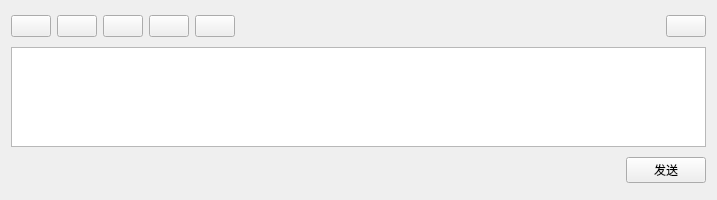
MudRocksHammer/QICQ, file baseWidget/ChatWidget/ChatInput.ui: the form before one commit.
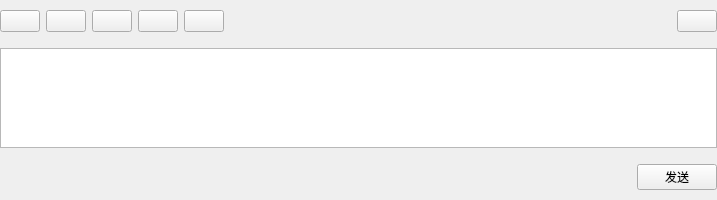
The form after the commit.

The edit to the form file:
```diff
--- a/baseWidget/ChatWidget/ChatInput.ui
+++ b/baseWidget/ChatWidget/ChatInput.ui
@@ -20,6 +20,18 @@
    <string>ChatInput</string>
   </property>
   <layout class="QVBoxLayout" name="verticalLayout">
+   <property name="leftMargin">
+    <number>0</number>
+   </property>
+   <property name="topMargin">
+    <number>0</number>
+   </property>
+   <property name="rightMargin">
+    <number>0</number>
+   </property>
+   <property name="bottomMargin">
+    <number>0</number>
+   </property>
    <item>
     <layout class="QHBoxLayout" name="horizontalLayout">
      <item>
```
